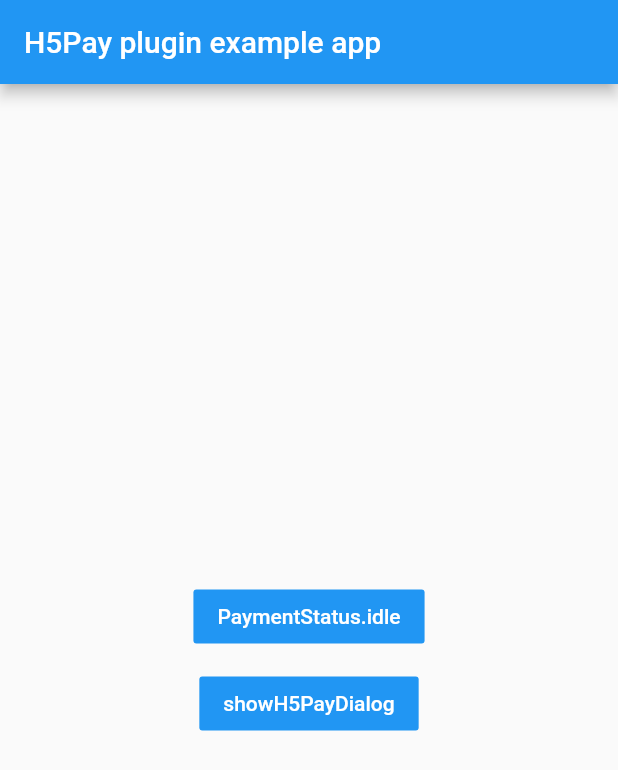
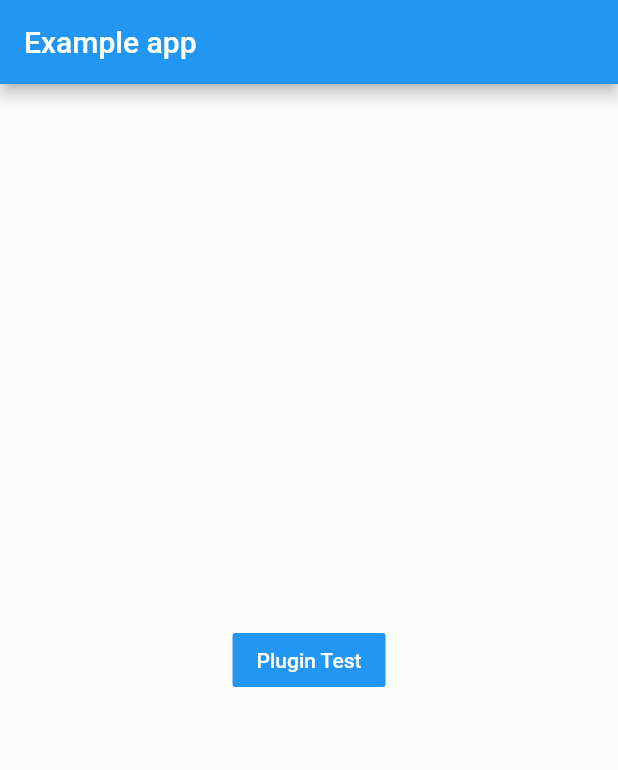
Before and after one commit to nekocode/h5pay-flutter, a Flutter app: the screen it shows after launch, on a phone screen of 412 x 824 dp. Shown: the top 770 px of the screen. Run offline on Flutter 3.47's test engine with Material 2 defaults, Android fonts, the phone set to English and light mode, and no system bars.

Commit message:
Update example to test new changes

```diff
--- a/example/lib/main.dart
+++ b/example/lib/main.dart
@@ -1,28 +1,45 @@
 import 'package:flutter/material.dart';
 import 'package:h5pay/h5pay.dart';
 
-void main() => runApp(MyApp());
+void main() => runApp(MaterialApp(home: IndexPage()));
 
-class MyApp extends StatefulWidget {
-  @override
-  _MyAppState createState() => _MyAppState();
-}
-
-class _MyAppState extends State<MyApp> {
+class IndexPage extends StatelessWidget {
   @override
   Widget build(BuildContext context) {
-    return MaterialApp(
-      home: Scaffold(
-        appBar: AppBar(
-          title: const Text('H5Pay plugin example app'),
+    return Scaffold(
+      appBar: AppBar(
+        title: const Text('Example app'),
+      ),
+      body: Center(
+        child: FlatButton(
+          child: Text('Plugin Test'),
+          textColor: Colors.white,
+          color: Colors.blue,
+          onPressed: () {
+            Navigator.push(
+              context,
+              MaterialPageRoute(builder: (context) => MainPage()),
+            );
+          },
         ),
-        body: MainPage(),
       ),
     );
   }
 }
 
 class MainPage extends StatelessWidget {
+  @override
+  Widget build(BuildContext context) {
+    return Scaffold(
+      appBar: AppBar(
+        title: const Text('Plugin Test'),
+      ),
+      body: MainBody(),
+    );
+  }
+}
+
+class MainBody extends StatelessWidget {
   @override
   Widget build(BuildContext context) {
     return Center(
```
Also changed, not shown: 1 other file.
